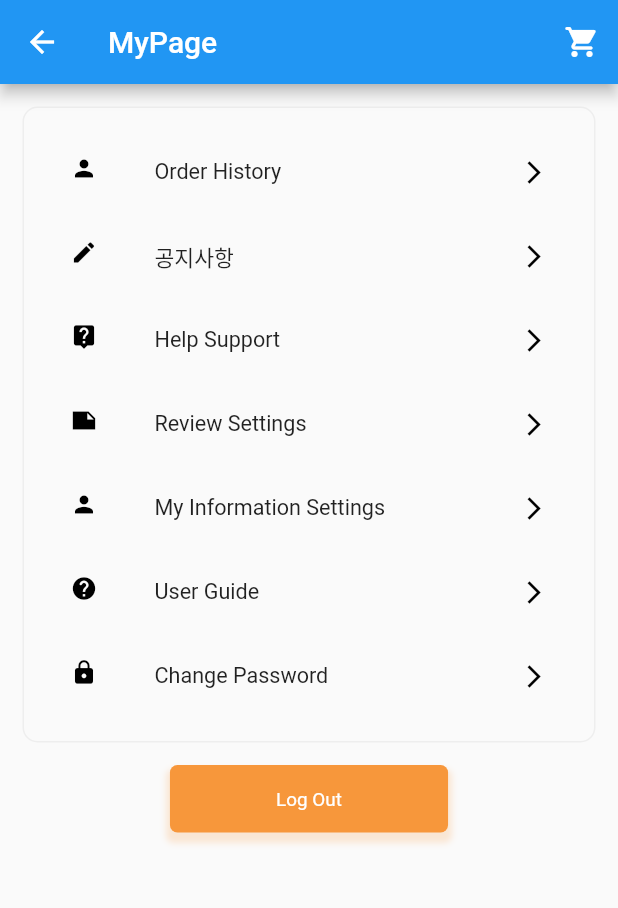
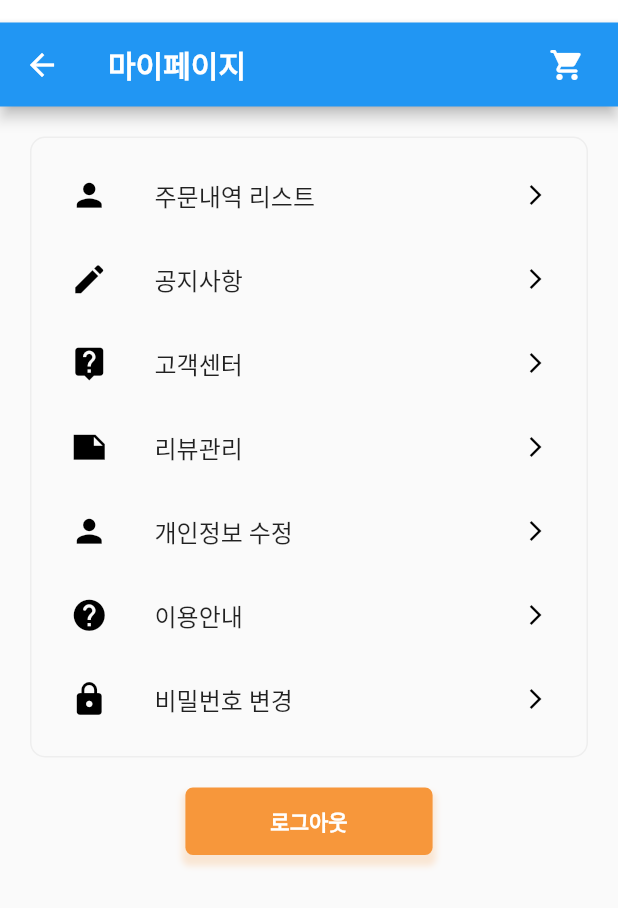
Before and after one commit to DavidLee1216/market365-buyer, a Flutter app: the MyPage screen opened directly, on a phone screen of 412 x 824 dp. Shown: the top 908 px of the screen. Run offline on Flutter 3.47's test engine with Material 2 defaults, Android fonts, the phone set to English and light mode, and no system bars; our stand-ins replace cached_network_image, cloud_firestore, firebase_auth, firebase_core, firebase_messaging, firebase_storage and 4 more; accounts and stored records are empty.

Commit message:
마이페이지
고객센터, 개인정보수정 수정

```diff
--- a/lib/screens/mypage/my_page.dart
+++ b/lib/screens/mypage/my_page.dart
@@ -19,17 +19,26 @@ class MyPage extends StatefulWidget {
 class _MyPageState extends State<MyPage> {
   @override
   Widget build(BuildContext context) {
-    return Scaffold(
+    return Container(
+      padding: const EdgeInsets.only(
+        top: 15,
+        bottom: 20,
+      ),
+      child: Scaffold(
         appBar: AppBar(
           title: Text(
-          'MyPage',
+            '마이페이지',
+            style: TextStyle(fontWeight: FontWeight.w700),
           ),
           actions: [
-          IconButton(
+            Container(
+              padding: const EdgeInsets.only(right: 10),
+              child: IconButton(
                 onPressed: () {},
                 icon: Icon(
                   Icons.shopping_cart_rounded,
                   color: Colors.white,
+                ),
               ),
             )
           ],
@@ -37,8 +46,8 @@ class _MyPageState extends State<MyPage> {
         body: Column(
           children: [
             Container(
-            padding: EdgeInsets.all(15),
-            margin: EdgeInsets.all(15),
+              padding: EdgeInsets.all(10),
+              margin: EdgeInsets.all(20),
               width: double.infinity,
               decoration: BoxDecoration(
                   borderRadius: BorderRadius.circular(10),
@@ -52,15 +61,15 @@ class _MyPageState extends State<MyPage> {
                     leading: Icon(
                       Icons.person,
                       color: Colors.black,
-                    size: 18,
+                      size: 25,
                     ),
                     title: Text(
-                    'Order History',
-                    textScaleFactor: 0.9,
+                      '주문내역 리스트',
+                      textScaleFactor: 1,
                     ),
                     trailing: Icon(
                       Icons.arrow_forward_ios,
-                    size: 18,
+                      size: 16,
                       color: Colors.black,
                     ),
                   ),
@@ -71,15 +80,15 @@ class _MyPageState extends State<MyPage> {
                     leading: Icon(
                       Icons.edit,
                       color: Colors.black,
-                    size: 18,
+                      size: 25,
                     ),
                     title: Text(
                       '공지사항',
-                    textScaleFactor: 0.9,
+                      textScaleFactor: 1,
                     ),
                     trailing: Icon(
                       Icons.arrow_forward_ios,
-                    size: 18,
+                      size: 16,
                       color: Colors.black,
                     ),
                   ),
@@ -90,15 +99,15 @@ class _MyPageState extends State<MyPage> {
                     leading: Icon(
                       Icons.live_help,
                       color: Colors.black,
-                    size: 18,
+                      size: 25,
                     ),
                     title: Text(
-                    'Help Support',
-                    textScaleFactor: 0.9,
+                      '고객센터',
+                      textScaleFactor: 1,
                     ),
                     trailing: Icon(
                       Icons.arrow_forward_ios,
-                    size: 18,
+                      size: 16,
                       color: Colors.black,
                     ),
                   ),
@@ -109,15 +118,15 @@ class _MyPageState extends State<MyPage> {
                     leading: Icon(
                       Icons.note_sharp,
                       color: Colors.black,
-                    size: 18,
+                      size: 25,
                     ),
                     title: Text(
-                    'Review Settings',
-                    textScaleFactor: 0.9,
+                      '리뷰관리',
+                      textScaleFactor: 1,
                     ),
                     trailing: Icon(
                       Icons.arrow_forward_ios,
-                    size: 18,
+                      size: 16,
                       color: Colors.black,
                     ),
                   ),
@@ -128,15 +137,15 @@ class _MyPageState extends State<MyPage> {
                     leading: Icon(
                       Icons.person,
                       color: Colors.black,
-                    size: 18,
+                      size: 25,
                     ),
                     title: Text(
-                    'My Information Settings',
-                    textScaleFactor: 0.9,
+                      '개인정보 수정',
+                      textScaleFactor: 1,
                     ),
                     trailing: Icon(
                       Icons.arrow_forward_ios,
-                    size: 18,
+                      size: 16,
                       color: Colors.black,
                     ),
                   ),
@@ -147,15 +156,15 @@ class _MyPageState extends State<MyPage> {
                     leading: Icon(
                       Icons.help_rounded,
                       color: Colors.black,
-                    size: 18,
+                      size: 25,
                     ),
                     title: Text(
-                    'User Guide',
-                    textScaleFactor: 0.9,
+                      '이용안내',
+                      textScaleFactor: 1,
                     ),
                     trailing: Icon(
                       Icons.arrow_forward_ios,
-                    size: 18,
+                      size: 16,
                       color: Colors.black,
                     ),
                   ),
@@ -166,15 +175,15 @@ class _MyPageState extends State<MyPage> {
                     leading: Icon(
                       Icons.lock,
                       color: Colors.black,
-                    size: 18,
+                      size: 25,
                     ),
                     title: Text(
-                    'Change Password',
-                    textScaleFactor: 0.9,
+                      '비밀번호 변경',
+                      textScaleFactor: 1,
                     ),
                     trailing: Icon(
                       Icons.arrow_forward_ios,
-                    size: 18,
+                      size: 16,
                       color: Colors.black,
                     ),
                   ),
@@ -187,9 +196,10 @@ class _MyPageState extends State<MyPage> {
                 await signOut();
                 closeOpen(context, Login());
               },
-            text: 'Log Out',
-          )
+              text: '로그아웃',
+            ),
           ],
+        ),
       ),
     );
   }
--- a/lib/widget/custom_button.dart
+++ b/lib/widget/custom_button.dart
@@ -17,12 +17,17 @@ class CustomButton extends StatelessWidget {
       child: Container(
         alignment: Alignment.center,
         height: 45,
-        width: UATheme.screenWidth * .45,
-        decoration: BoxDecoration(borderRadius: BorderRadius.circular(5), color: color != null ? color : AppSettings.primaryColor, boxShadow: [
+        width: UATheme.screenWidth * .40,
+        decoration: BoxDecoration(
+            borderRadius: BorderRadius.circular(5),
+            color: color != null ? color : AppSettings.primaryColor,
+            boxShadow: [
               showShadow != null && !showShadow
                   ? BoxShadow(blurRadius: 0, spreadRadius: 0)
                   : BoxShadow(
-                  color: color != null ? color.withOpacity(0.2) : AppSettings.primaryColor.withOpacity(0.2),
+                      color: color != null
+                          ? color.withOpacity(0.2)
+                          : AppSettings.primaryColor.withOpacity(0.2),
                       spreadRadius: 2,
                       blurRadius: 3,
                       offset: Offset(0, 5),
@@ -30,11 +35,9 @@ class CustomButton extends StatelessWidget {
             ]),
         child: Text(
           text,
-          style: TextStyle(
-            color: Colors.white,
-          ),
+          style: TextStyle(color: Colors.white, fontWeight: FontWeight.w700),
           textAlign: TextAlign.center,
-          textScaleFactor: 0.9,
+          textScaleFactor: 1,
         ),
       ),
     );
```
Also changed, not shown: lib/screens/home/home/home.dart (+30 -11 lines), lib/screens/mypage/help_support.dart (+51 -24 lines), lib/screens/mypage/information_settings.dart (+56 -16 lines), lib/screens/mypage/user.dart (+19 -5 lines), lib/screens/stores/store_selection.dart (+7 -3 lines), lib/widget/custom_textbox.dart (+7 -3 lines), assets/images/kakao_1.png (added). Lines whose indentation alone changed are shown as unchanged.
